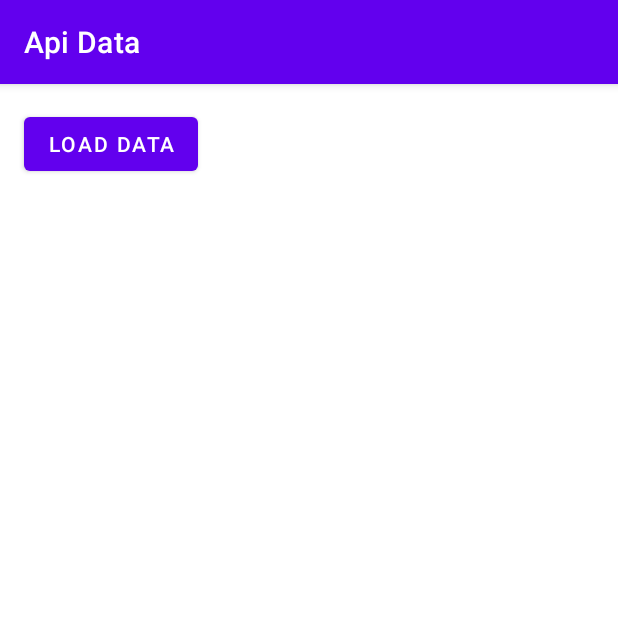
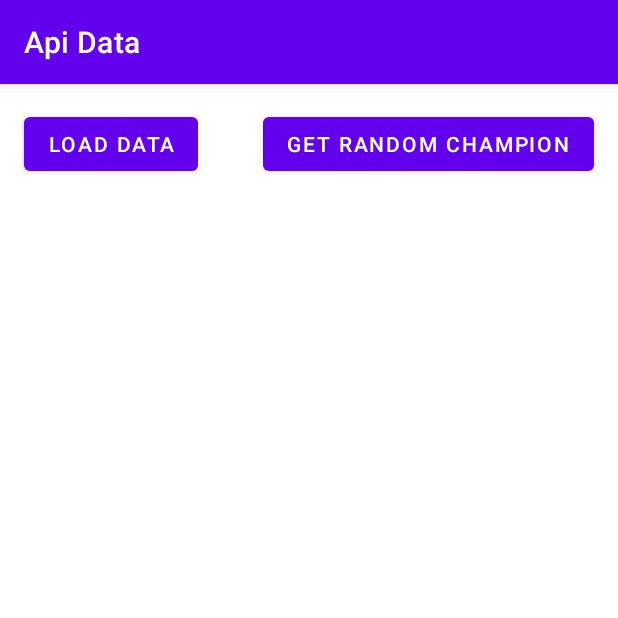
Before and after one commit to thiagoperea/duobot-confia, an Android app: the ApiDataActivity screen opened directly, with no data from a screen before it, on a phone screen of 412 x 824 dp, the top half of it. Run offline under Robolectric (Android 15) with nearby library versions, the phone set to English and light mode, and no system bars; pictures from the network do not load.

Commit message:
get random champion button

```diff
--- a/app/src/main/res/layout/activity_api_data.xml
+++ b/app/src/main/res/layout/activity_api_data.xml
@@ -2,6 +2,7 @@
 <androidx.constraintlayout.widget.ConstraintLayout xmlns:android="http://schemas.android.com/apk/res/android"
     xmlns:app="http://schemas.android.com/apk/res-auto"
     xmlns:tools="http://schemas.android.com/tools"
+    android:id="@+id/root"
     android:layout_width="match_parent"
     android:layout_height="match_parent">
 
@@ -13,6 +14,16 @@
         android:layout_marginTop="16dp"
         android:text="load data"
         app:layout_constraintStart_toStartOf="parent"
+        app:layout_constraintTop_toTopOf="parent" />
+
+    <Button
+        android:id="@+id/getChampionButton"
+        android:layout_width="wrap_content"
+        android:layout_height="wrap_content"
+        android:layout_marginTop="16dp"
+        android:layout_marginEnd="16dp"
+        android:text="get random champion"
+        app:layout_constraintEnd_toEndOf="parent"
         app:layout_constraintTop_toTopOf="parent" />
 
     <com.google.android.material.progressindicator.CircularProgressIndicator
```
Also changed, not shown: app/src/main/java/com/thiagoperea/duobotconfia/presentation/api_data/ApiDataActivity.kt (+12 -0 lines), app/src/main/java/com/thiagoperea/duobotconfia/presentation/api_data/ApiDataPresenter.kt (+13 -1 lines).
